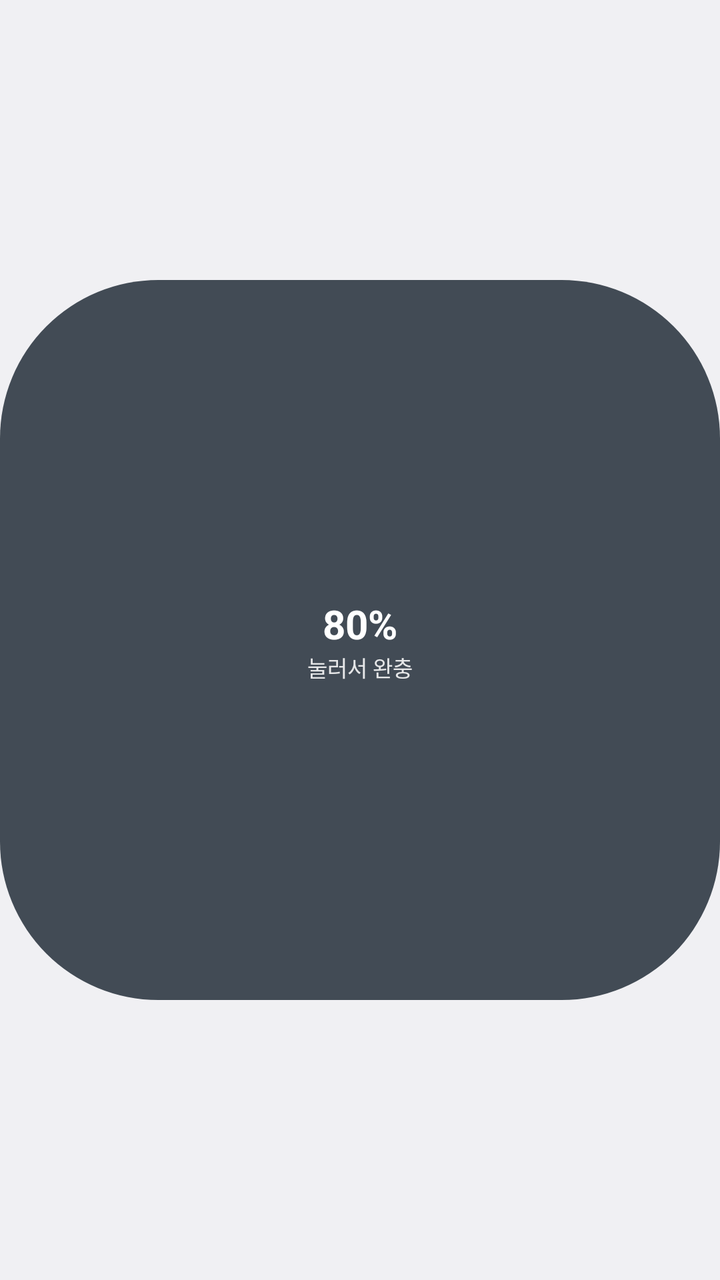
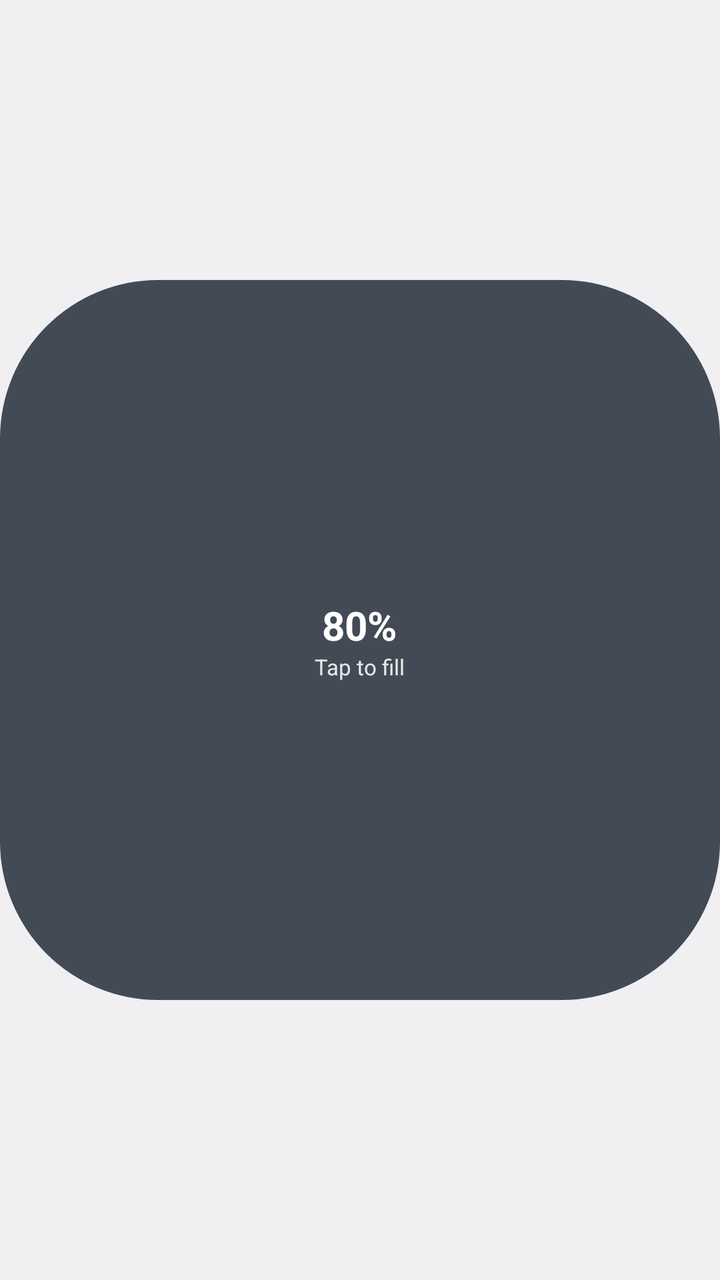

Compare the two renders of this Android layout. The source of the first and the diff that turns it into the second are given below.
<!-- AndroidManifest.xml: application theme AppTheme -->
<!-- res/layout/widget.xml -->
<?xml version="1.0" encoding="utf-8"?>
<FrameLayout xmlns:android="http://schemas.android.com/apk/res/android"
    android:id="@+id/root"
    android:layout_width="match_parent"
    android:layout_height="match_parent">

    <ImageView
        android:id="@+id/bg"
        android:layout_width="match_parent"
        android:layout_height="match_parent"
        android:importantForAccessibility="no"
        android:scaleType="fitCenter"
        android:src="@drawable/widget_bg_idle" />

    <LinearLayout
        android:layout_width="wrap_content"
        android:layout_height="wrap_content"
        android:layout_gravity="center"
        android:gravity="center"
        android:orientation="vertical">

        <TextView
            android:id="@+id/big"
            android:layout_width="wrap_content"
            android:layout_height="wrap_content"
            android:text="80%"
            android:textColor="#FFFFFFFF"
            android:textSize="20sp"
            android:textStyle="bold" />

        <TextView
            android:id="@+id/small"
            android:layout_width="wrap_content"
            android:layout_height="wrap_content"
            android:maxLines="1"
            android:text="눌러서 완충"
            android:textColor="#DDFFFFFF"
            android:textSize="11sp" />
    </LinearLayout>
</FrameLayout>
<!-- resources referenced by this layout -->
<resources>
  <!-- drawable widget_bg_idle (drawable) -->
  <?xml version="1.0" encoding="utf-8"?>
  <shape xmlns:android="http://schemas.android.com/apk/res/android" android:shape="rectangle">
      <solid android:color="#E6303A44" />
      <corners android:radius="22dp" />
      <size android:width="100dp" android:height="100dp" />
  </shape>
  <style name="AppTheme" parent="@android:style/Theme.DeviceDefault.DayNight">
          <item name="android:windowActionBar">false</item>
          <item name="android:windowNoTitle">true</item>
          
          <item name="android:windowLightStatusBar">@bool/light_status_bar</item>
      </style>
</resources>

<!-- the commit's change to res/layout/widget.xml (unified diff, before → after) -->
@@ -33,7 +33,7 @@
             android:layout_width="wrap_content"
             android:layout_height="wrap_content"
             android:maxLines="1"
-            android:text="눌러서 완충"
+            android:text="@string/widget_tap"
             android:textColor="#DDFFFFFF"
             android:textSize="11sp" />
     </LinearLayout>
<!-- resource entries referenced after the edit -->
@@ -7,6 +7,7 @@
       <corners android:radius="22dp" />
       <size android:width="100dp" android:height="100dp" />
   </shape>
+  <string name="widget_tap">Tap to fill</string>
   <style name="AppTheme" parent="@android:style/Theme.DeviceDefault.DayNight">
           <item name="android:windowActionBar">false</item>
           <item name="android:windowNoTitle">true</item>
